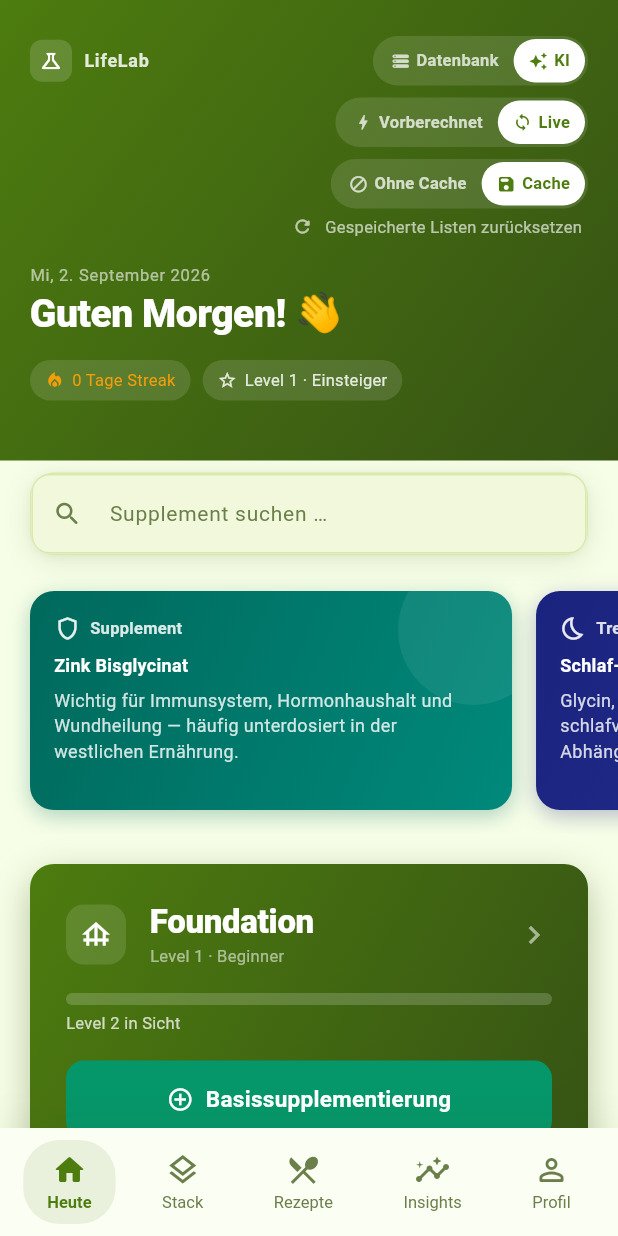
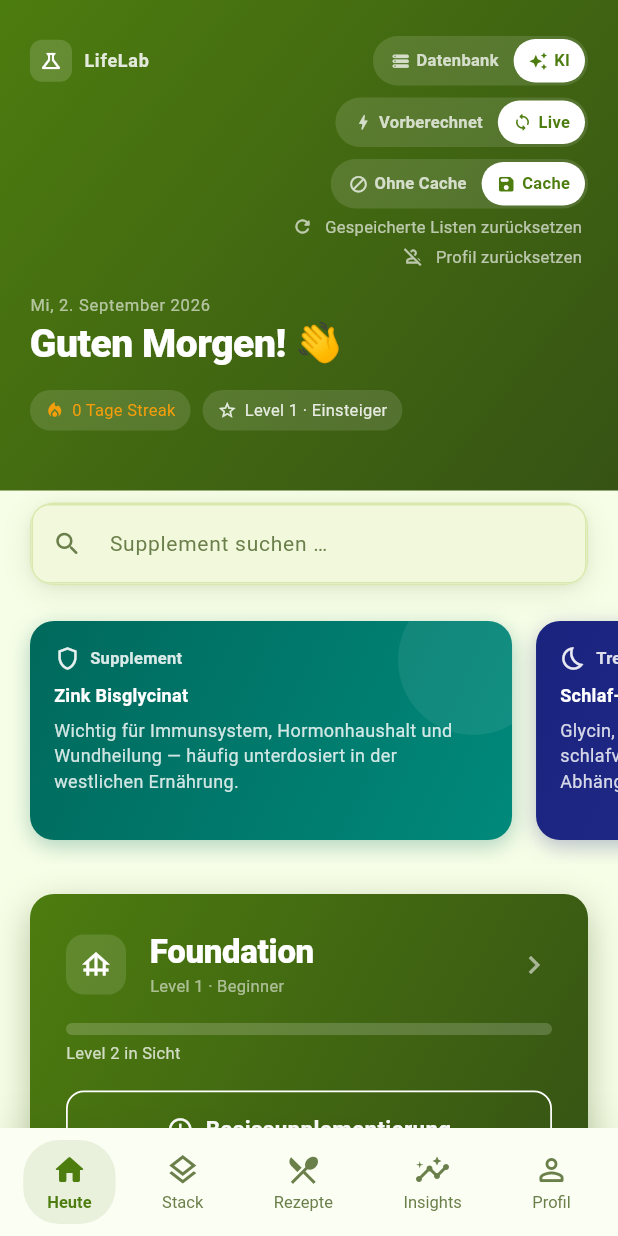
Before and after one commit to JonasArnold77/Stack-Sense, a Flutter app: the HeuteScreen screen opened by its route, on a phone screen of 412 x 824 dp. Run offline on Flutter 3.47's test engine with Material 3 defaults, Android fonts, the phone set to English and light mode, and no system bars; our stand-ins replace audioplayers, flutter_dotenv, flutter_riverpod, go_router, shared_preferences; missing offline and left inert: amplify_auth_cognito, amplify_flutter, health; accounts and stored records are empty.

Commit message:
Fix profile persistence, add profile reset button, restyle Foundation button
OnboardingNotifier never called its own loadFromPrefs() on startup (unlike
every other SharedPreferences-backed notifier in the codebase), so every
cold start began with an empty UserProfile and onboardingCompletedAt was
always null — the app asked the user to redo onboarding on every launch
even though a completed profile was already saved. Fixed by loading the
saved profile in the constructor.

Added OnboardingNotifier.resetProfile() plus a "Profil zurücksetzen" button
on the Heute screen (with confirmation dialog) so the user can deliberately
clear age/gender/conditions/goals and redo onboarding, since that's no
longer forced automatically. The router's refreshListenable now also
listens to onboardingProvider so redirect logic reacts to the async load
and to future resets.

Also restyled the Foundation tile's "Basissupplementierung" button to match
the Optimization tile's "Problemfelder" button (white outline, white text)
instead of its previous green filled look.

Co-Authored-By: Claude Sonnet 5 <noreply@anthropic.com>

```diff
--- a/lib/features/heute/presentation/screens/heute_screen.dart
+++ b/lib/features/heute/presentation/screens/heute_screen.dart
@@ -12,6 +12,7 @@ import '../../../../core/theme/app_text_styles.dart';
 import '../../../checkin/data/checkin_provider.dart';
 import '../../../gamification/data/xp_provider.dart';
 import '../../../insights/data/insights_provider.dart';
+import '../../../onboarding/data/onboarding_provider.dart';
 import '../../../settings/data/recommendation_mode_provider.dart';
 import '../../../settings/domain/models/recommendation_mode.dart';
 import '../../../settings/data/recommendation_source_mode_provider.dart';
@@ -304,6 +305,11 @@ class _GreetingHeader extends ConsumerWidget {
             alignment: Alignment.centerRight,
             child: _ResetSavedListsButton(),
           ),
+          const SizedBox(height: AppConstants.spaceXS),
+          const Align(
+            alignment: Alignment.centerRight,
+            child: _ResetProfileButton(),
+          ),
           const SizedBox(height: AppConstants.spaceM),
           Text(
             dateStr,
@@ -480,6 +486,63 @@ class _ResetSavedListsButton extends StatelessWidget {
 }
 
 // ---------------------------------------------------------------------------
+// Reset-Button — löscht das gespeicherte Profil (Alter, Geschlecht,
+// Erkrankungen, Ziele, ...) und schickt zurück zum Onboarding-Start, damit
+// der Nutzer die Angaben bewusst neu einstellen kann.
+// ---------------------------------------------------------------------------
+
+class _ResetProfileButton extends ConsumerWidget {
+  const _ResetProfileButton();
+
+  Future<void> _confirmAndReset(BuildContext context, WidgetRef ref) async {
+    final confirmed = await showDialog<bool>(
+      context: context,
+      builder: (ctx) => AlertDialog(
+        title: const Text('Profil zurücksetzen?'),
+        content: const Text(
+          'Alter, Geschlecht, Erkrankungen, Ziele und weitere Angaben werden '
+          'gelöscht. Du durchläufst danach das Onboarding erneut.',
+        ),
+        actions: [
+          TextButton(
+            onPressed: () => Navigator.of(ctx).pop(false),
+            child: const Text('Abbrechen'),
+          ),
+          FilledButton(
+            onPressed: () => Navigator.of(ctx).pop(true),
+            child: const Text('Zurücksetzen'),
+          ),
+        ],
+      ),
+    );
+    if (confirmed != true) return;
+
+    await ref.read(onboardingProvider.notifier).resetProfile();
+    if (context.mounted) context.go(AppRoutes.welcome);
+  }
+
+  @override
+  Widget build(BuildContext context, WidgetRef ref) {
+    return TextButton.icon(
+      onPressed: () => _confirmAndReset(context, ref),
+      style: TextButton.styleFrom(
+        foregroundColor: Colors.white.withOpacity(0.65),
+        padding: const EdgeInsets.symmetric(horizontal: 4),
+        minimumSize: Size.zero,
+        tapTargetSize: MaterialTapTargetSize.shrinkWrap,
+      ),
+      icon: const Icon(Icons.person_off_outlined, size: 14),
+      label: Text(
+        'Profil zurücksetzen',
+        style: AppTextStyles.caption.copyWith(
+          color: Colors.white.withOpacity(0.65),
+        ),
+      ),
+    );
+  }
+}
+
+// ---------------------------------------------------------------------------
 // Cache-Testmodus-Switch — 6h-Backend-Cache für Live-Empfehlungen an/aus
 // ---------------------------------------------------------------------------
 
--- a/lib/features/heute/presentation/widgets/foundation_optimization_levels.dart
+++ b/lib/features/heute/presentation/widgets/foundation_optimization_levels.dart
@@ -65,13 +65,12 @@ class FoundationOptimizationLevels extends ConsumerWidget {
             featureKey: FeatureKeys.basisSupplementierung,
             child: SizedBox(
               width: double.infinity,
-              child: FilledButton.icon(
+              child: OutlinedButton.icon(
                 onPressed: () => context.push(AppRoutes.profileRecommendations),
-                icon: const Icon(Icons.add_circle_outline, size: 18),
-                label: const Text('Basissupplementierung'),
-                style: FilledButton.styleFrom(
-                  backgroundColor: AppColors.evidenceGreen,
-                  foregroundColor: Colors.white,
+                icon: const Icon(Icons.add_circle_outline, size: 18, color: Colors.white),
+                label: const Text('Basissupplementierung', style: TextStyle(color: Colors.white)),
+                style: OutlinedButton.styleFrom(
+                  side: const BorderSide(color: Colors.white, width: 1.2),
                   padding: const EdgeInsets.symmetric(vertical: 12),
                   shape: RoundedRectangleBorder(
                     borderRadius: BorderRadius.circular(AppConstants.radiusM),
```
Also changed, not shown: lib/core/router/app_router.dart (+8 -0 lines), lib/features/onboarding/data/onboarding_provider.dart (+23 -1 lines).
